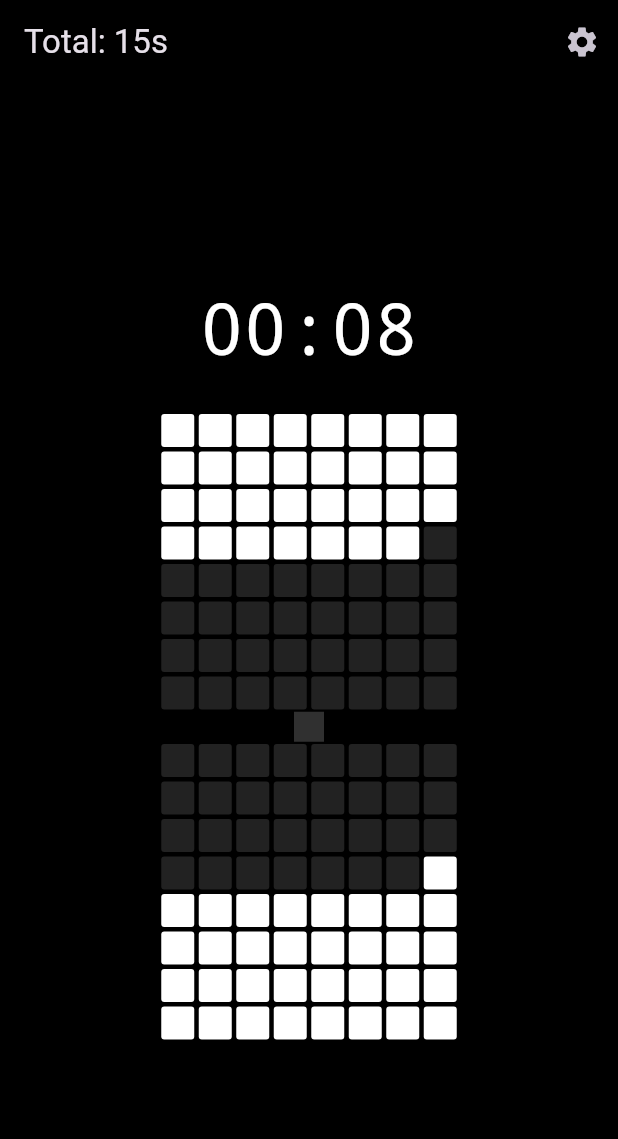
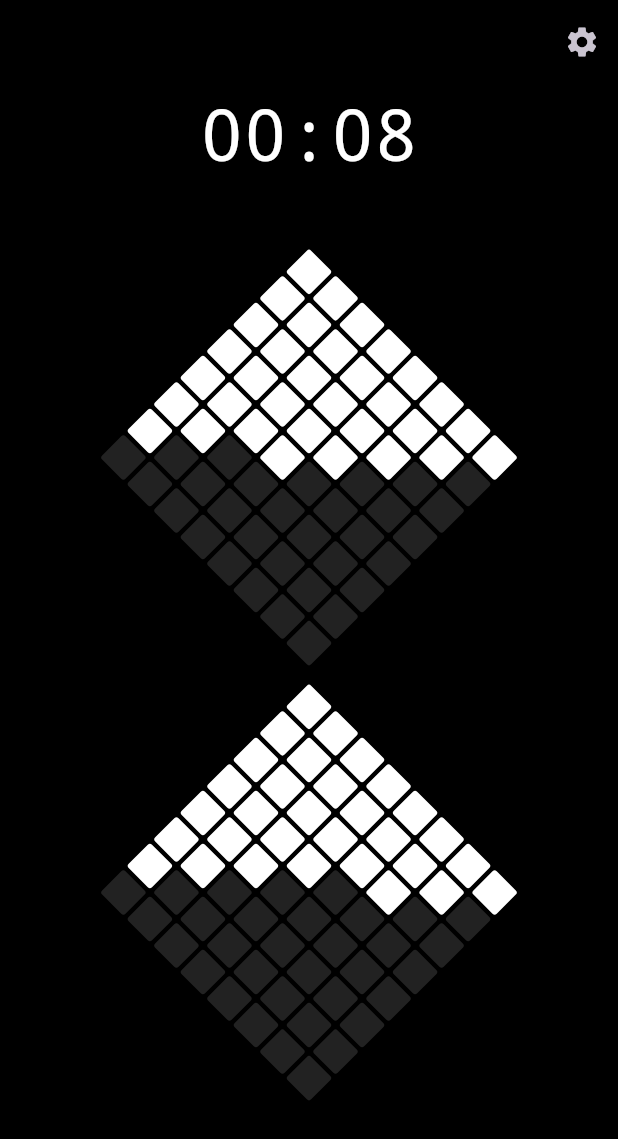
Before and after one commit to the-Sreejith/ourglass, a Flutter app: the screen it shows after launch, on a phone screen of 412 x 824 dp. Shown: the top 1139 px of the screen. Run offline on Flutter 3.47's test engine with Material 3 defaults, Android fonts, the phone set to English and light mode, and no system bars; our stand-ins replace sensors_plus.

Commit message:
Refactor hourglass screen implementation with improved sand flow logic and UI adjustments. Added rotation handling for pixel display and optimized state management for timer and orientation changes.

```diff
--- a/lib/hourglass_screen.dart
+++ b/lib/hourglass_screen.dart
@@ -1,6 +1,7 @@
 import 'dart:async';
+import 'dart:math';
 import 'package:flutter/material.dart';
-import 'package:flutter/cupertino.dart'; // Import for CupertinoTimerPicker
+import 'package:flutter/cupertino.dart';
 import 'sensor_service.dart';
 
 class HourglassPage extends StatefulWidget {
@@ -18,51 +19,45 @@ class _HourglassPageState extends State<HourglassPage> {
   DeviceOrientation _orientation = DeviceOrientation.upright;
   bool _isFlowing = false;
 
-  // Constants for the hourglass
-  static const int _totalSand = 100; // Total "units" of sand
-  static const int _gridCells = 64; // 8x8 grid
+  static const int _totalSand = 100;
+  static const int _gridCells = 64;
 
-  // State for editable time
-  double _totalDurationInSeconds = 15.0; // Default time: 15 seconds
-  late Duration _sandTickDuration; // Will be calculated based on total time
-  double _timeLeftInSeconds = 0.0; // State for time left display
+  double _totalDurationInSeconds = 15.0;
+  late Duration _sandTickDuration;
+  double _timeLeftInSeconds = 0.0;
 
-  // State of the sand
   int _topSand = _totalSand;
   int _bottomSand = 0;
 
   @override
   void initState() {
     super.initState();
-    _timeLeftInSeconds = _totalDurationInSeconds; // Initialize time left
-    _updateTickDuration(); // Calculate initial tick duration
-    // Start the sensor service and listen for changes.
+    _timeLeftInSeconds = _totalDurationInSeconds;
+    _updateTickDuration();
+
     _sensorService.start();
-    _sensorSubscription =
-        _sensorService.orientationStream.listen(_handleOrientationChange);
-    // Start the flow immediately if the phone is upright.
+    _sensorSubscription = _sensorService.orientationStream.listen(
+      _handleOrientationChange,
+    );
+
     _startFlow();
   }
 
   @override
   void dispose() {
-    // Clean up all streams and timers.
     _sensorSubscription?.cancel();
     _sensorService.dispose();
     _sandTimer?.cancel();
     super.dispose();
   }
 
-  // Calculate how long each "unit" of sand should take to fall.
   void _updateTickDuration() {
-    // Ensure duration is at least 1 second to prevent issues
     if (_totalDurationInSeconds < 1) _totalDurationInSeconds = 1;
-    // Calculate milliseconds per tick
+
     final int tickMillis = (_totalDurationInSeconds * 1000) ~/ _totalSand;
-    // Ensure tick is at least 1ms
+
     _sandTickDuration = Duration(milliseconds: tickMillis > 0 ? tickMillis : 1);
 
-    // If flowing, restart the timer with the new duration
     if (_isFlowing) {
       _stopFlow();
       _startFlow();
@@ -76,14 +71,13 @@ class _HourglassPageState extends State<HourglassPage> {
       _orientation = newOrientation;
     });
 
-    // Logic to flip the hourglass when turned upside down.
     if (_orientation == DeviceOrientation.upright && _topSand == 0) {
       _flipSand();
-    } else if (_orientation == DeviceOrientation.upsideDown && _bottomSand == 0) {
+    } else if (_orientation == DeviceOrientation.upsideDown &&
+        _bottomSand == 0) {
       _flipSand();
     }
 
-    // Start or stop the flow based on orientation.
     if (_orientation == DeviceOrientation.upright ||
         _orientation == DeviceOrientation.upsideDown) {
       _startFlow();
@@ -98,9 +92,9 @@ class _HourglassPageState extends State<HourglassPage> {
       _topSand = _bottomSand;
       _bottomSand = temp;
 
-      // Recalculate time left based on the new "active" bulb
-      int activeSand =
-          (_orientation == DeviceOrientation.upright) ? _topSand : _bottomSand;
+      int activeSand = (_orientation == DeviceOrientation.upright)
+          ? _topSand
+          : _bottomSand;
       if (activeSand == 0) {
         _timeLeftInSeconds = 0.0;
       } else {
@@ -111,17 +105,15 @@ class _HourglassPageState extends State<HourglassPage> {
   }
 
   void _startFlow() {
-    // Don't start a new timer if one is already running.
     if (_isFlowing) return;
 
-    // Check if sand can flow in the current orientation.
     if (_orientation == DeviceOrientation.upright && _topSand == 0) return;
     if (_orientation == DeviceOrientation.upsideDown && _bottomSand == 0) {
       return;
     }
 
     _isFlowing = true;
-    // Start a periodic timer to move the sand.
+
     _sandTimer = Timer.periodic(_sandTickDuration, _tick);
   }
 
@@ -131,7 +123,6 @@ class _HourglassPageState extends State<HourglassPage> {
   }
 
   void _tick(Timer timer) {
-    // This function runs every time the timer "ticks".
     if (!mounted) {
       timer.cancel();
       return;
@@ -140,7 +131,6 @@ class _HourglassPageState extends State<HourglassPage> {
     bool isFlowing = false;
     int activeSand = 0;
 
-    // Handle sand flow for upright orientation
     if (_orientation == DeviceOrientation.upright) {
       if (_topSand > 0) {
         _topSand--;
@@ -148,7 +138,6 @@ class _HourglassPageState extends State<HourglassPage> {
         activeSand = _topSand;
         isFlowing = true;
       }
-      // Handle sand flow for upside-down orientation
     } else if (_orientation == DeviceOrientation.upsideDown) {
       if (_bottomSand > 0) {
         _bottomSand--;
@@ -164,7 +153,6 @@ class _HourglassPageState extends State<HourglassPage> {
             _totalDurationInSeconds * (activeSand / _totalSand);
       });
     } else {
-      // Stop flowing if tilted or empty
       _stopFlow();
       setState(() {
         _timeLeftInSeconds = 0.0;
@@ -172,9 +160,7 @@ class _HourglassPageState extends State<HourglassPage> {
     }
   }
 
-  // Format seconds into MM:SS string
   String _formatTime(double seconds) {
-    // Ceil to show 0:01 instead of 0:00 for the last bit
     int totalSeconds = seconds.ceil();
     if (totalSeconds < 0) totalSeconds = 0;
 
@@ -184,14 +170,11 @@ class _HourglassPageState extends State<HourglassPage> {
     return '${min.toString().padLeft(2, '0')}:${sec.toString().padLeft(2, '0')}';
   }
 
-  // Show the dialog to edit the time
   void _showTimeEditDialog() {
-    // Use a temporary variable for the picker
     Duration newDuration = Duration(seconds: _totalDurationInSeconds.round());
     showDialog(
       context: context,
       builder: (context) {
-        // Use StatefulBuilder to update the slider's label in the dialog
         return StatefulBuilder(
           builder: (context, setDialogState) {
             return AlertDialog(
@@ -199,9 +182,9 @@ class _HourglassPageState extends State<HourglassPage> {
               contentPadding: const EdgeInsets.only(top: 12.0),
               content: SizedBox(
                 height: 180,
-                width: double.maxFinite, // <--- This is the fix
+                width: double.maxFinite,
                 child: CupertinoTimerPicker(
-                  mode: CupertinoTimerPickerMode.ms, // Minutes and Seconds
+                  mode: CupertinoTimerPickerMode.ms,
                   initialTimerDuration: newDuration,
                   onTimerDurationChanged: (value) {
                     setDialogState(() {
@@ -220,17 +203,15 @@ class _HourglassPageState extends State<HourglassPage> {
                   onPressed: () {
                     setState(() {
                       double newTime = newDuration.inSeconds.toDouble();
-                      if (newTime < 1.0) newTime = 1.0; // Min 1 second
+                      if (newTime < 1.0) newTime = 1.0;
 
                       _totalDurationInSeconds = newTime;
-                      _updateTickDuration(); // Apply the new time
+                      _updateTickDuration();
 
-                      // Reset sand
                       _topSand = _totalSand;
                       _bottomSand = 0;
                       _timeLeftInSeconds = _totalDurationInSeconds;
 
-                      // Restart flow
                       _stopFlow();
                       if (_orientation == DeviceOrientation.upright ||
                           _orientation == DeviceOrientation.upsideDown) {
@@ -250,7 +231,6 @@ class _HourglassPageState extends State<HourglassPage> {
 
   @override
   Widget build(BuildContext context) {
-    // Calculate the fill fraction for each bulb.
     double topFraction = _topSand / _totalSand;
     double bottomFraction = _bottomSand / _totalSand;
 
@@ -259,8 +239,6 @@ class _HourglassPageState extends State<HourglassPage> {
       appBar: AppBar(
         backgroundColor: Colors.transparent,
         elevation: 0,
-        title: Text(
-            'Total: ${_totalDurationInSeconds.toStringAsFixed(0)}s'),
         actions: [
           IconButton(
             icon: const Icon(Icons.settings),
@@ -270,18 +248,20 @@ class _HourglassPageState extends State<HourglassPage> {
       ),
       body: Center(
         child: Column(
-          mainAxisAlignment: MainAxisAlignment.center,
           children: [
-            Text(
+            GestureDetector(
+              onTap: _showTimeEditDialog,
+              child: Text(
                 _formatTime(_timeLeftInSeconds),
                 style: const TextStyle(
                   fontSize: 48,
                   color: Colors.white,
                   fontWeight: FontWeight.w200,
-                fontFamily: 'monospace', // Gives it a nice "digital" look
+                  fontFamily: 'monospace',
                 ),
               ),
-            const SizedBox(height: 20),
+            ),
+            const SizedBox(height: 80),
             PixelHourglass(
               topSandFraction: topFraction,
               bottomSandFraction: bottomFraction,
@@ -294,13 +274,12 @@ class _HourglassPageState extends State<HourglassPage> {
   }
 }
 
-// A widget to render the hourglass shape with pixel bulbs.
 class PixelHourglass extends StatelessWidget {
   const PixelHourglass({
     super.key,
     required this.topSandFraction,
     required this.bottomSandFraction,
-    required this.totalGridCells,
+    required this.totalGridCells
   });
 
   final double topSandFraction;
@@ -309,39 +288,35 @@ class PixelHourglass extends StatelessWidget {
 
   @override
   Widget build(BuildContext context) {
-    // Calculate the number of "full" pixels in each bulb.
     final int topFullCells = (topSandFraction * totalGridCells).round();
     final int bottomFullCells = (bottomSandFraction * totalGridCells).round();
 
     return Column(
       mainAxisSize: MainAxisSize.min,
       children: [
-        // Top Bulb
         _PixelBulb(
+          key: const ValueKey('top'),
           sandCellCount: topFullCells,
           totalCellCount: totalGridCells,
-          isTop: true,
+          isTop: false,
         ),
-        // Neck of the hourglass
-        Container(
-          width: 20, // Wider neck for pixel style
-          height: 20,
-          color: Colors.grey[850],
-        ),
-        // Bottom Bulb
+
+        const SizedBox(height: 90),
+
         _PixelBulb(
+          key: const ValueKey('bottom'),
           sandCellCount: bottomFullCells,
           totalCellCount: totalGridCells,
-          isTop: false,
+          isTop: true,
         ),
       ],
     );
   }
 }
 
-// A widget to render one bulb (top or bottom) of the hourglass.
 class _PixelBulb extends StatelessWidget {
   const _PixelBulb({
+    super.key,
     required this.sandCellCount,
     required this.totalCellCount,
     required this.isTop,
@@ -351,38 +326,54 @@ class _PixelBulb extends StatelessWidget {
   final int totalCellCount;
   final bool isTop;
 
+  static final Map<int, int> _fillOrderMap = _buildFillOrderMap();
+
+  static Map<int, int> _buildFillOrderMap() {
+    const int gridWidth = 8;
+    const int totalCells = 64;
+    List<int> sortedIndices = List.generate(totalCells, (i) => i);
+    sortedIndices.sort((a, b) {
+      int levelA = (a ~/ gridWidth) + (a % gridWidth);
+      int levelB = (b ~/ gridWidth) + (b % gridWidth);
+      if (levelA != levelB) {
+        return levelA.compareTo(levelB);
+      } else {
+        return (a ~/ gridWidth).compareTo(b ~/ gridWidth);
+      }
+    });
+
+    final Map<int, int> map = {};
+    for (int i = 0; i < sortedIndices.length; i++) {
+      map[sortedIndices[i]] = i;
+    }
+    return map;
+  }
+
   @override
   Widget build(BuildContext context) {
-    // Use a fixed-size container to hold the grid.
-    return Container(
+    return Transform.rotate(
+      angle: pi / 4,
+      child: Container(
         width: 200,
         height: 200,
         child: GridView.builder(
-        physics: const NeverScrollableScrollPhysics(), // Disable scrolling
+          physics: const NeverScrollableScrollPhysics(),
           itemCount: totalCellCount,
           gridDelegate: const SliverGridDelegateWithFixedCrossAxisCount(
-          crossAxisCount: 8, // 8x8 grid
+            crossAxisCount: 8,
           ),
           itemBuilder: (context, index) {
-          bool isFull;
-
-          if (isTop) {
-            // In the top bulb, sand drains from the bottom.
-            // We fill pixels from the top down.
-            isFull = index < sandCellCount;
-          } else {
-            // In the bottom bulb, sand fills from the bottom up.
-            isFull = index >= (totalCellCount - sandCellCount);
-          }
-
-          return _Pixel(isFull: isFull);
+            final int fillPriority = _fillOrderMap[index]!;
+            final bool isFull =
+                fillPriority >= (totalCellCount - sandCellCount);
+            return _Pixel(isFull: !isFull);
           },
+        ),
       ),
     );
   }
 }
 
-// A single "pixel" in our grid.
 class _Pixel extends StatelessWidget {
   const _Pixel({required this.isFull});
 
@@ -391,11 +382,9 @@ class _Pixel extends StatelessWidget {
   @override
   Widget build(BuildContext context) {
     return Container(
-      margin: const EdgeInsets.all(1.5), // Creates the grid line effect
+      margin: const EdgeInsets.all(1.5),
       decoration: BoxDecoration(
-        color: isFull
-            ? Colors.white
-            : const Color(0xFF222222), // "On" vs "Off"
+        color: isFull ? Colors.white : const Color(0xFF222222),
         borderRadius: BorderRadius.circular(2),
       ),
     );
--- a/lib/main.dart
+++ b/lib/main.dart
@@ -1,5 +1,5 @@
 import 'package:flutter/material.dart';
-import 'hourglass_screen.dart'; // Import the new screen
+import 'hourglass_screen.dart';
 
 void main() {
   runApp(const HourglassApp());
@@ -13,7 +13,6 @@ class HourglassApp extends StatelessWidget {
     return MaterialApp(
       title: 'Pixel Hourglass',
       theme: ThemeData.dark(),
-      // The home is now the HourglassPage from the new file
       home: const HourglassPage(),
     );
   }
```
Also changed, not shown: lib/sensor_service.dart (+0 -15 lines). Lines whose indentation alone changed are shown as unchanged.
